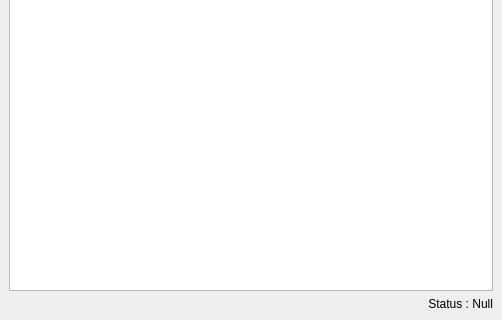
First picture: the form in ui/input.ui, repository pgh268400/Youtube_Sound_Extractor_By_Chapter, before the edit; both pictures show x 0 to 502 and y 180 to 500 of the 502 by 500 pixel window.
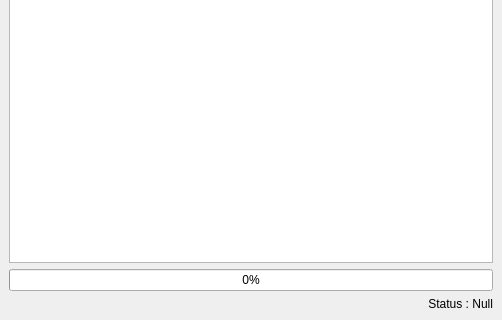
Second picture: the form after the edit.

Diff of the .ui file:
```diff
--- a/ui/input.ui
+++ b/ui/input.ui
@@ -41,6 +41,13 @@
       <item>
        <widget class="QTextEdit" name="textedit_user_input"/>
       </item>
+      <item>
+       <widget class="QProgressBar" name="progress_bar">
+        <property name="value">
+         <number>0</number>
+        </property>
+       </widget>
+      </item>
       <item>
        <widget class="QLabel" name="label_status">
         <property name="text">
```
